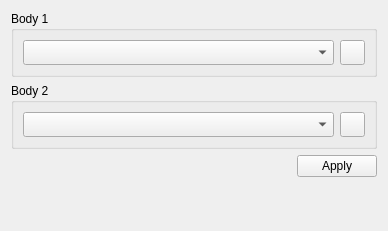
Above: GUIDialog/GUIGeometryDialog/GeometryBoolWidget.ui from eeaapp6/AppFlow-Agent before the change. Below: the same form after it.
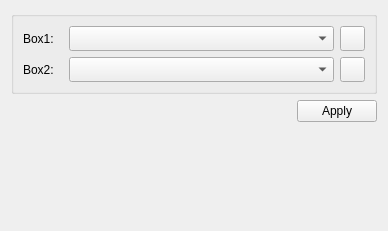
That is the form after the change.

Commit message: Bool界面布局修改

What changed in the file:
```diff
--- a/GUIDialog/GUIGeometryDialog/GeometryBoolWidget.ui
+++ b/GUIDialog/GUIGeometryDialog/GeometryBoolWidget.ui
@@ -10,23 +10,42 @@
     <height>231</height>
    </rect>
   </property>
+  <property name="minimumSize">
+   <size>
+    <width>40</width>
+    <height>0</height>
+   </size>
+  </property>
   <property name="windowTitle">
    <string>Form</string>
   </property>
-  <layout class="QGridLayout" name="gridLayout_3">
+  <layout class="QGridLayout" name="gridLayout_2">
    <item row="0" column="0">
-    <widget class="QGroupBox" name="groupBox_Body1">
-     <property name="maximumSize">
-      <size>
-       <width>16777215</width>
-       <height>80</height>
-      </size>
-     </property>
+    <widget class="QGroupBox" name="groupBox_Type">
      <property name="title">
-      <string>Body 1</string>
+      <string/>
      </property>
      <layout class="QGridLayout" name="gridLayout">
       <item row="0" column="0">
+       <widget class="QLabel" name="label">
+        <property name="minimumSize">
+         <size>
+          <width>40</width>
+          <height>0</height>
+         </size>
+        </property>
+        <property name="maximumSize">
+         <size>
+          <width>40</width>
+          <height>16777215</height>
+         </size>
+        </property>
+        <property name="text">
+         <string>Box1:</string>
+        </property>
+       </widget>
+      </item>
+      <item row="0" column="1">
        <widget class="QComboBox" name="comboBox_Body1">
         <property name="minimumSize">
          <size>
@@ -36,7 +55,7 @@
         </property>
        </widget>
       </item>
-      <item row="0" column="1">
+      <item row="0" column="2">
        <widget class="QPushButton" name="pushButton_Body1">
         <property name="maximumSize">
          <size>
@@ -49,22 +68,20 @@
         </property>
        </widget>
       </item>
-     </layout>
-    </widget>
-   </item>
-   <item row="1" column="0">
-    <widget class="QGroupBox" name="groupBox_Body2">
-     <property name="maximumSize">
-      <size>
-       <width>16777215</width>
-       <height>80</height>
-      </size>
-     </property>
-     <property name="title">
-      <string>Body 2</string>
-     </property>
-     <layout class="QGridLayout" name="gridLayout_2">
-      <item row="0" column="0">
+      <item row="1" column="0">
+       <widget class="QLabel" name="label_2">
+        <property name="maximumSize">
+         <size>
+          <width>40</width>
+          <height>16777215</height>
+         </size>
+        </property>
+        <property name="text">
+         <string>Box2:</string>
+        </property>
+       </widget>
+      </item>
+      <item row="1" column="1">
        <widget class="QComboBox" name="comboBox_Body2">
         <property name="minimumSize">
          <size>
@@ -74,7 +91,7 @@
         </property>
        </widget>
       </item>
-      <item row="0" column="1">
+      <item row="1" column="2">
        <widget class="QPushButton" name="pushButton_Body2">
         <property name="maximumSize">
          <size>
@@ -90,7 +107,7 @@
      </layout>
     </widget>
    </item>
-   <item row="2" column="0">
+   <item row="1" column="0">
     <layout class="QHBoxLayout" name="horizontalLayout">
      <item>
       <spacer name="horizontalSpacer">
@@ -114,7 +131,7 @@
      </item>
     </layout>
    </item>
-   <item row="3" column="0">
+   <item row="2" column="0">
     <spacer name="verticalSpacer">
      <property name="orientation">
       <enum>Qt::Vertical</enum>
```
The commit also changes 1 other file.
